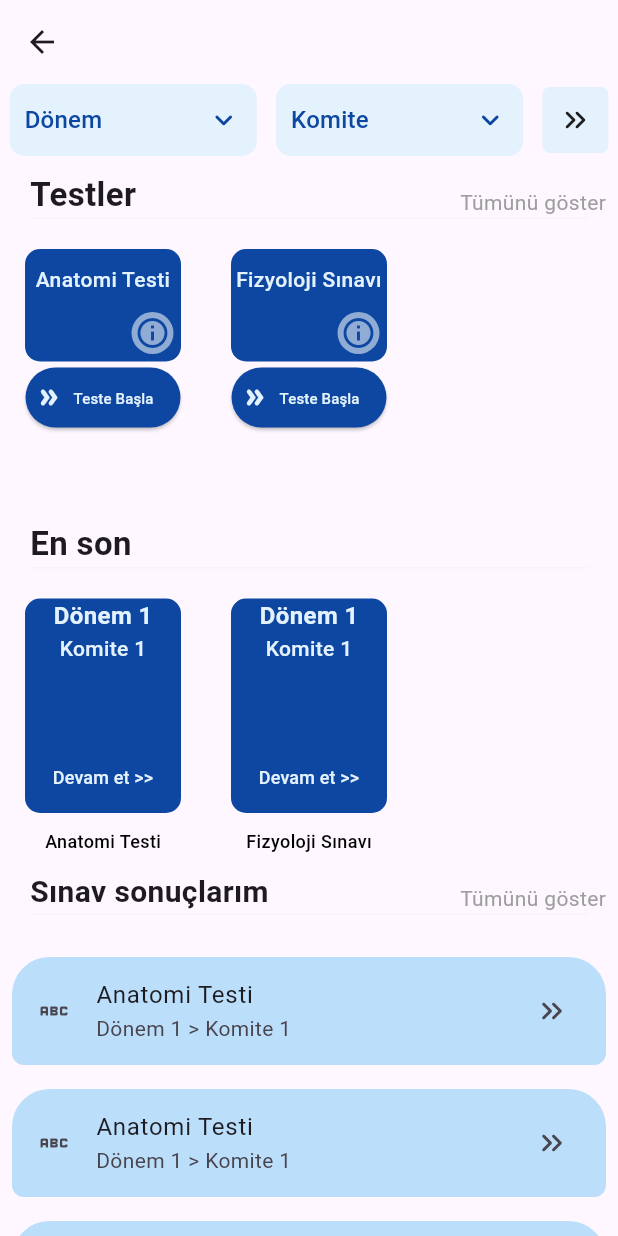
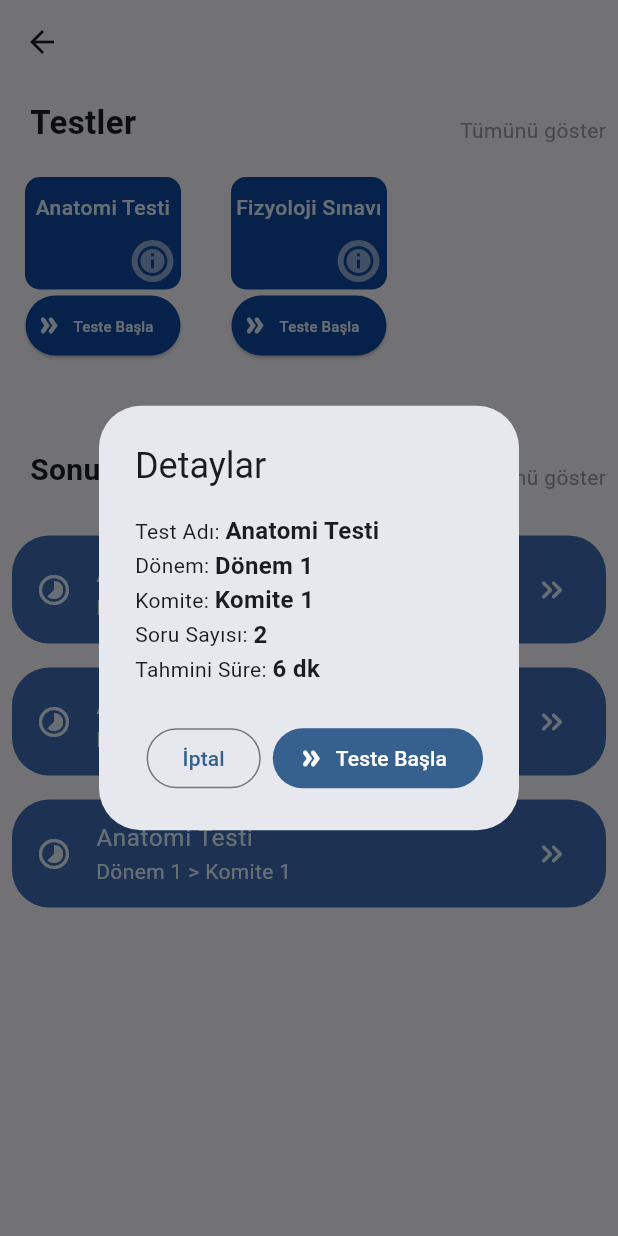
Before and after one commit to Sadece-Iyilik-Saglik/sadece_iylik_saglik, a Flutter app: the PreQuestionScreen screen opened directly, after a tap on the "info outline" icon, on a phone screen of 412 x 824 dp. Run offline on Flutter 3.47's test engine with Material 3 defaults, Android fonts, the phone set to English and light mode, and no system bars; drawn by our look-alikes of auto_size_text; our stand-ins replace animate_do, cloud_firestore, firebase_auth, flutter_otp_text_field, flutter_riverpod, photo_view and 1 more; accounts and stored records are empty.

```diff
--- a/lib/main.dart
+++ b/lib/main.dart
@@ -14,7 +14,7 @@ class MyApp extends StatelessWidget {
     return MaterialApp(
       title: 'Sadece İyilik Sağlık',
       theme: ThemeData(
-        colorScheme: ColorScheme.fromSeed(seedColor: Colors.deepPurple),
+        colorScheme: ColorScheme.fromSeed(seedColor: Colors.blue),
         useMaterial3: true,
       ),
       // home: const OnBoardingScreen(),
--- a/lib/view/question/pre_question_screen.dart
+++ b/lib/view/question/pre_question_screen.dart
@@ -40,7 +40,7 @@ class _PreQuestionScreenState extends BaseState<PreQuestionScreen> {
         body: SingleChildScrollView(
           child: Column(
             children: [
-              selectionArea,
+              // selectionArea,
               Row(
                 mainAxisAlignment: MainAxisAlignment.spaceBetween,
                 crossAxisAlignment: CrossAxisAlignment.end,
@@ -66,30 +66,21 @@ class _PreQuestionScreenState extends BaseState<PreQuestionScreen> {
                   )
                 ],
               ),
-              Divider(
-                color: Colors.grey.shade100,
-                indent: 20,
-                endIndent: 20,
-                height: 1,
-              ),
+              customDivider,
               examListArea,
-              const Padding(
-                padding: EdgeInsets.only(left: 20, right: 20, top: 10),
-                child: Align(
-                  alignment: Alignment.centerLeft,
-                  child: Text(
-                    "En son",
-                    style: TextStyle(fontWeight: FontWeight.w600, fontSize: 22),
-                  ),
-                ),
-              ),
-              Divider(
-                color: Colors.grey.shade100,
-                indent: 20,
-                endIndent: 20,
-                height: 1,
-              ),
-              recentListArea,
+              // Sonraki güncellemelerde bu kısım eklenecek
+              // const Padding(
+              //   padding: EdgeInsets.only(left: 20, right: 20, top: 10),
+              //   child: Align(
+              //     alignment: Alignment.centerLeft,
+              //     child: Text(
+              //       "En son",
+              //       style: TextStyle(fontWeight: FontWeight.w600, fontSize: 22),
+              //     ),
+              //   ),
+              // ),
+              // customDivider,
+              // recentListArea,
               Row(
                 mainAxisAlignment: MainAxisAlignment.spaceBetween,
                 crossAxisAlignment: CrossAxisAlignment.end,
@@ -99,7 +90,7 @@ class _PreQuestionScreenState extends BaseState<PreQuestionScreen> {
                     child: Align(
                       alignment: Alignment.centerLeft,
                       child: Text(
-                        "Sınav sonuçlarım",
+                        "Sonuçlarım",
                         style: TextStyle(fontWeight: FontWeight.w600, fontSize: 20),
                       ),
                     ),
@@ -115,12 +106,7 @@ class _PreQuestionScreenState extends BaseState<PreQuestionScreen> {
                   )
                 ],
               ),
-              Divider(
-                color: Colors.grey.shade100,
-                indent: 20,
-                endIndent: 20,
-                height: 1,
-              ),
+              customDivider,
               recentResultArea
             ],
           ),
@@ -209,7 +195,6 @@ class _PreQuestionScreenState extends BaseState<PreQuestionScreen> {
                           children: [
                             Padding(
                               padding: const EdgeInsets.only(top: 10),
-                              child: Expanded(
                               child: Align(
                                 alignment: Alignment.topCenter,
                                 child: AutoSizeText(
@@ -222,19 +207,19 @@ class _PreQuestionScreenState extends BaseState<PreQuestionScreen> {
                                 ),
                               ),
                             ),
-                            ),
                             Positioned(
                               bottom: 5,
                               right: 5,
+                              child: InkWell(
+                                onTap: () => showExamInfo(index),
                                 child: Container(
                                   padding: const EdgeInsets.all(2),
                                   decoration: BoxDecoration(
                                     borderRadius: BorderRadius.circular(50),
                                     color: Colors.white54,
                                   ),
-                                child: InkWell(
-                                    onTap: () => showExamInfo,
-                                    child: Icon(Icons.info_outline, color: Colors.blue.shade900)),
+                                  child: Icon(Icons.info_outline, color: Colors.blue.shade900),
+                                ),
                               ),
                             )
                           ],
@@ -242,16 +227,10 @@ class _PreQuestionScreenState extends BaseState<PreQuestionScreen> {
                       ),
                       ElevatedButton.icon(
                           style: const ButtonStyle(
-                              padding: MaterialStatePropertyAll(EdgeInsets.only(left: 6, right: 18)),
-                              backgroundColor: MaterialStatePropertyAll(Color.fromRGBO(13, 71, 161, 1)),
-                              foregroundColor: MaterialStatePropertyAll(Color.fromRGBO(227, 242, 253, 1))),
-                          onPressed: () {
-                            Navigator.push(
-                                context,
-                                MaterialPageRoute(
-                                    builder: (context) => QuestionScreen(exam: examViewModel.allExams[index])));
-                            //Burada Quesiton ekranınına seçili olan exam verisi gönderilecek.
-                          },
+                              padding: WidgetStatePropertyAll(EdgeInsets.only(left: 6, right: 18)),
+                              backgroundColor: WidgetStatePropertyAll(Color.fromRGBO(13, 71, 161, 1)),
+                              foregroundColor: WidgetStatePropertyAll(Color.fromRGBO(227, 242, 253, 1))),
+                          onPressed: () => startTest(index),
                           icon: const Icon(Icons.double_arrow_rounded, color: Color.fromRGBO(227, 242, 253, 1)),
                           label: const Text("Teste Başla", style: TextStyle(fontSize: 10)))
                     ],
@@ -342,17 +321,15 @@ class _PreQuestionScreenState extends BaseState<PreQuestionScreen> {
               return Padding(
                 padding: const EdgeInsets.all(8.0),
                 child: ListTile(
-                  shape: const RoundedRectangleBorder(
-                      borderRadius: BorderRadius.only(
-                          topLeft: Radius.circular(25),
-                          topRight: Radius.circular(25),
-                          bottomLeft: Radius.circular(8),
-                          bottomRight: Radius.circular(8))),
-                  leading: const Icon(Icons.abc),
+                  shape: RoundedRectangleBorder(borderRadius: BorderRadius.circular(25)),
+                  leading: const Icon(Icons.timelapse_sharp),
                   title: const Text("Anatomi Testi"),
                   subtitle: const Text("Dönem 1 > Komite 1"),
+                  // trailing: const Icon(Icons.info_outline),
                   trailing: const Icon(Icons.keyboard_double_arrow_right_rounded),
-                  tileColor: const Color.fromRGBO(187, 222, 251, 1),
+                  tileColor: const Color.fromARGB(200, 13, 72, 161),
+                  textColor: const Color.fromRGBO(227, 242, 253, 1),
+                  iconColor: const Color.fromRGBO(227, 242, 253, 1),
                   onTap: () {},
                 ),
               );
@@ -365,24 +342,95 @@ class _PreQuestionScreenState extends BaseState<PreQuestionScreen> {
     showDialog(
       context: context,
       builder: (context) {
-        return SimpleDialog(
+        return AlertDialog(
+          title: const Text("Detaylar"),
+          content: Column(
+            mainAxisAlignment: MainAxisAlignment.spaceAround,
+            mainAxisSize: MainAxisSize.min,
             children: [
+              Row(
+                children: [
+                  const Text("Test Adı: "),
+                  Text(
+                    examViewModel.allExams[index].examName,
+                    style: const TextStyle(
+                      fontWeight: FontWeight.w600,
+                      fontSize: 16,
+                    ),
+                  ),
+                ],
+              ),
+              Row(
+                children: [
+                  const Text("Dönem: "),
                   Text(
                     examViewModel.allExams[index].donemName.name.replaceAll("Donem_", "Dönem "),
                     style: const TextStyle(
                       fontWeight: FontWeight.w600,
-                color: Color.fromRGBO(227, 242, 253, 1),
                       fontSize: 16,
                     ),
                   ),
+                ],
+              ),
+              Row(
+                children: [
+                  const Text("Komite: "),
                   Text(
                     examViewModel.allExams[index].komiteName.name.replaceAll("_", " "),
-              style:
-                  const TextStyle(fontWeight: FontWeight.w500, fontSize: 14, color: Color.fromRGBO(227, 242, 253, 1)),
+                    style: const TextStyle(
+                      fontWeight: FontWeight.w600,
+                      fontSize: 16,
                     ),
+                  ),
+                ],
+              ),
+              Row(
+                children: [
+                  const Text("Soru Sayısı: "),
+                  Text(
+                    examViewModel.allExams[index].questions.length.toString(),
+                    style: const TextStyle(
+                      fontWeight: FontWeight.w600,
+                      fontSize: 16,
+                    ),
+                  ),
+                ],
+              ),
+              Row(
+                children: [
+                  const Text("Tahmini Süre: "),
+                  Text(
+                    "${examViewModel.allExams[index].questions.length * 3} dk",
+                    style: const TextStyle(
+                      fontWeight: FontWeight.w600,
+                      fontSize: 16,
+                    ),
+                  ),
+                ],
+              ),
+            ],
+          ),
+          actions: [
+            OutlinedButton(
+                onPressed: () {
+                  Navigator.pop(context);
+                },
+                child: const Text("İptal")),
+            FilledButton.icon(
+              onPressed: () => startTest(index),
+              label: const Text("Teste Başla"),
+              icon: const Icon(Icons.double_arrow_rounded),
+            )
           ],
         );
       },
     );
   }
+
+  void startTest(int index) {
+    Navigator.pushReplacement(
+        context, MaterialPageRoute(builder: (context) => QuestionScreen(exam: examViewModel.allExams[index])));
   }
+
+  Widget get customDivider => Divider(color: Colors.grey.shade100, indent: 20, endIndent: 20, height: 1);
+}
```
Also changed, not shown: pubspec.lock, 2 other files. Lines whose indentation alone changed are shown as unchanged.
